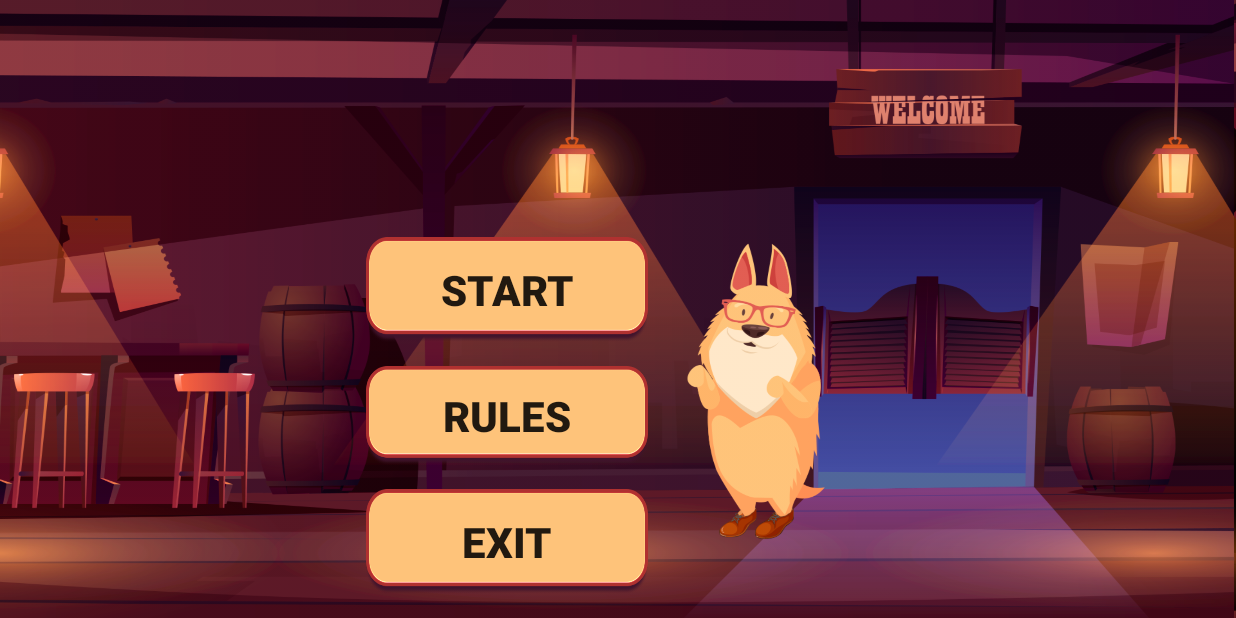
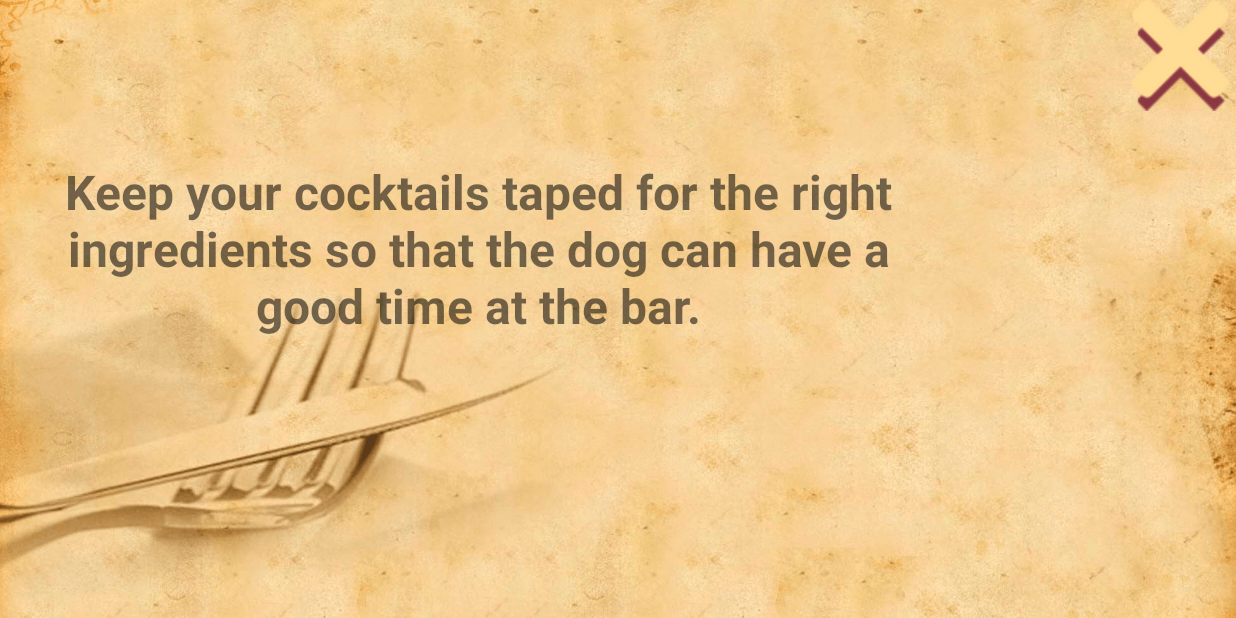
Before and after one commit to DmitriiLevchenko/DogsBar, an Android app: the screen it shows after launch (MainActivity before the commit, Rule after it), after a tap on "RULES", on a phone screen of 824 x 412 dp (held sideways). Run offline under Robolectric (Android 15) with nearby library versions, the phone set to English and light mode, and no system bars.

Commit message:
parasha no rabotaet

```diff
--- a/app/src/main/java/com/example/dogbargame/activitys/MainActivity.java
+++ b/app/src/main/java/com/example/dogbargame/activitys/MainActivity.java
@@ -63,7 +63,7 @@ public class MainActivity extends AppCompatActivity  {
     }
 
     private void CreateRuletIntent() {
-
+     startActivity(new Intent(MainActivity.this,Rule.class));
     }
 
 
--- /dev/null
+++ b/app/src/main/java/com/example/dogbargame/activitys/Rule.java
@@ -0,0 +1,42 @@
+package com.example.dogbargame.activitys;
+
+import androidx.appcompat.app.AppCompatActivity;
+
+import android.os.Bundle;
+import android.view.View;
+import android.widget.ImageView;
+
+import com.example.dogbargame.R;
+
+public class Rule extends AppCompatActivity {
+    private ImageView back;
+    @Override
+    protected void onCreate(Bundle savedInstanceState) {
+        super.onCreate(savedInstanceState);
+        setContentView(R.layout.activity_rule);
+
+        Inizializatecompinents();
+    }
+   private void  Inizializatecompinents()
+    {
+        back = findViewById(R.id.back);
+
+        back.setOnClickListener(CreatesetOnclickListener());
+    }
+    private View.OnClickListener CreatesetOnclickListener() {
+        View.OnClickListener onClickListener = new View.OnClickListener() {
+            @Override
+            public void onClick(View v) {
+                switch (v.getId()) {
+                    case R.id.back:
+                        Activityfinish();break;
+                }
+            }
+        };
+        return onClickListener;
+    }
+    private  void Activityfinish()
+    {
+        this.finish();
+    }
+}
--- /dev/null
+++ b/app/src/main/java/com/example/dogbargame/util/Win.java
@@ -0,0 +1,5 @@
+package com.example.dogbargame.util;
+
+public interface Win {
+    public void showDialogWin();
+}
--- /dev/null
+++ b/app/src/main/res/drawable/ic_check_box_black_24dp.xml
@@ -0,0 +1,5 @@
+<vector android:alpha="0.99" android:height="24dp"
+    android:tint="#389C37" android:viewportHeight="24.0"
+    android:viewportWidth="24.0" android:width="24dp" xmlns:android="http://schemas.android.com/apk/res/android">
+    <path android:fillColor="#FF000000" android:pathData="M19,3L5,3c-1.11,0 -2,0.9 -2,2v14c0,1.1 0.89,2 2,2h14c1.11,0 2,-0.9 2,-2L21,5c0,-1.1 -0.89,-2 -2,-2zM10,17l-5,-5 1.41,-1.41L10,14.17l7.59,-7.59L19,8l-9,9z"/>
+</vector>
--- /dev/null
+++ b/app/src/main/res/layout/activity_rule.xml
@@ -0,0 +1,30 @@
+<?xml version="1.0" encoding="utf-8"?>
+<androidx.constraintlayout.widget.ConstraintLayout xmlns:android="http://schemas.android.com/apk/res/android"
+    xmlns:app="http://schemas.android.com/apk/res-auto"
+    xmlns:tools="http://schemas.android.com/tools"
+    android:layout_width="match_parent"
+    android:layout_height="match_parent"
+    tools:context=".activitys.Rule"
+    android:background="@drawable/background_2">
+
+    <TextView
+        android:id="@+id/textView2"
+        android:layout_width="606dp"
+        android:layout_height="187dp"
+        android:layout_marginStart="16dp"
+        android:layout_marginTop="72dp"
+        android:gravity="center"
+        android:text="Keep your cocktails taped for the right ingredients so that the dog can have a good time at the bar."
+        android:textSize="32dp"
+        android:textStyle="bold"
+        app:layout_constraintStart_toStartOf="parent"
+        app:layout_constraintTop_toTopOf="parent" />
+
+    <ImageView
+        android:id="@+id/back"
+        android:layout_width="74dp"
+        android:layout_height="74dp"
+        android:src="@drawable/x"
+        app:layout_constraintEnd_toEndOf="parent"
+        app:layout_constraintTop_toTopOf="parent" />
+</androidx.constraintlayout.widget.ConstraintLayout>
```
Also changed, not shown: app/src/main/AndroidManifest.xml (+8 -2 lines), app/src/main/java/com/example/dogbargame/activitys/GameStarter.java (+156 -13 lines), app/src/main/java/com/example/dogbargame/gamelogic/Dishes.java (+27 -11 lines), app/src/main/java/com/example/dogbargame/gamelogic/GameViewEvading.java (+45 -11 lines), app/src/main/java/com/example/dogbargame/util/ChangeImage.java (added, +8 -0 lines), app/src/main/java/com/example/dogbargame/util/IngradientType.java (added, +39 -0 lines), app/src/main/res/values/strings.xml (+7 -0 lines), app/src/main/res/values/styles.xml (+7 -0 lines), app/src/main/res/drawable/x.png (added).
